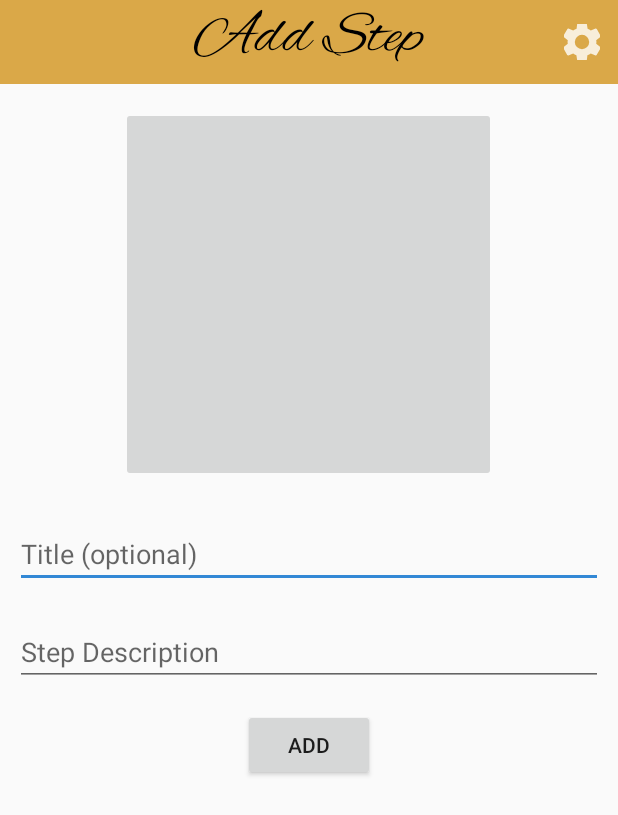
After one commit to sakshamgoyal06/RecipeBuilder, an Android app: the addSteps screen opened directly, with no data from a screen before it, on a phone screen of 412 x 824 dp. The commit adds this screen. Shown: the top 815 px of the screen. Run offline under Robolectric (Android 15) with nearby library versions, the phone set to English and light mode, and no system bars.

Commit message:
card View setup

```diff
--- /dev/null
+++ b/app/src/main/java/com/example/recipebuilder/addSteps.java
@@ -0,0 +1,14 @@
+package com.example.recipebuilder;
+
+import android.os.Bundle;
+
+import androidx.appcompat.app.AppCompatActivity;
+
+public class addSteps extends AppCompatActivity {
+
+    @Override
+    protected void onCreate(Bundle savedInstanceState) {
+        super.onCreate(savedInstanceState);
+        setContentView(R.layout.activity_add_steps);
+    }
+}
--- /dev/null
+++ b/app/src/main/res/layout/activity_add_steps.xml
@@ -0,0 +1,63 @@
+<?xml version="1.0" encoding="utf-8"?>
+<RelativeLayout xmlns:android="http://schemas.android.com/apk/res/android"
+    xmlns:app="http://schemas.android.com/apk/res-auto"
+    xmlns:tools="http://schemas.android.com/tools"
+    android:layout_width="match_parent"
+    android:layout_height="match_parent"
+    tools:context=".addIngredients">
+
+    <androidx.appcompat.widget.Toolbar
+        android:id="@+id/toolbar_add_step"
+        android:layout_width="match_parent"
+        android:layout_height="?attr/actionBarSize"
+        android:background="@color/colorPrimary"
+        app:menu="@menu/main_menu"
+        />
+
+    <TextView
+        android:layout_width="match_parent"
+        android:layout_height="wrap_content"
+        android:text="Add Step"
+        android:textColor="#000000"
+        android:textSize="40dp"
+        android:fontFamily="@font/alexbrush"
+        android:layout_gravity="top|center"
+        android:gravity="center"/>
+
+    <LinearLayout
+        android:layout_width="match_parent"
+        android:layout_height="match_parent"
+        android:orientation="vertical"
+        android:layout_below="@+id/toolbar_add_step">
+
+        <ImageButton
+            android:layout_width="250dp"
+            android:layout_height="250dp"
+            android:layout_gravity="center_horizontal"
+            android:layout_margin="15dp"/>
+        <EditText
+            android:layout_width="match_parent"
+            android:layout_height="wrap_content"
+            android:hint="Title (optional)"
+            android:layout_margin="10dp"/>
+        <EditText
+            android:layout_width="match_parent"
+            android:layout_height="wrap_content"
+            android:hint="Step Description"
+            android:layout_margin="10dp"/>
+
+        <Button
+            android:layout_width="wrap_content"
+            android:layout_height="wrap_content"
+            android:text="add"
+            android:layout_gravity="center_horizontal"
+            android:layout_margin="5dp"
+            />
+        <androidx.recyclerview.widget.RecyclerView
+            android:layout_width="match_parent"
+            android:layout_height="wrap_content"
+            android:layout_margin="15dp"/>
+    </LinearLayout>
+
+
+</RelativeLayout>
--- a/app/src/main/res/layout/activity_addrecipe.xml
+++ b/app/src/main/res/layout/activity_addrecipe.xml
@@ -107,11 +107,15 @@
             android:layout_width="match_parent"
             android:layout_height="wrap_content"
             android:layout_weight="1"
-            android:text="Add Ingredients"/>
+            android:id="@+id/add_ingredients"
+            android:text="Add Ingredients"
+            android:onClick="addIngredientsClicked"/>
         <Button
             android:layout_width="match_parent"
             android:layout_height="wrap_content"
             android:layout_weight="1"
+            android:id="@+id/add_steps_button"
+            android:onClick="addStepsClicked"
             android:text="Add Steps"/>
 
 
```
Also changed, not shown: app/src/main/AndroidManifest.xml (+9 -2 lines), app/src/main/java/com/example/recipebuilder/addIngredients.java (added, +22 -0 lines), app/src/main/java/com/example/recipebuilder/addrecipe.java (+11 -0 lines), app/src/main/res/layout/activity_add_ingredients.xml (added, +68 -0 lines), app/src/main/res/layout/activity_main.xml (+16 -2 lines), app/src/main/res/layout/ingredient_row.xml (added, +37 -0 lines), app/src/main/res/layout/recipe_row.xml (added, +28 -0 lines), app/src/main/res/layout/step_row.xml (added, +32 -0 lines).
